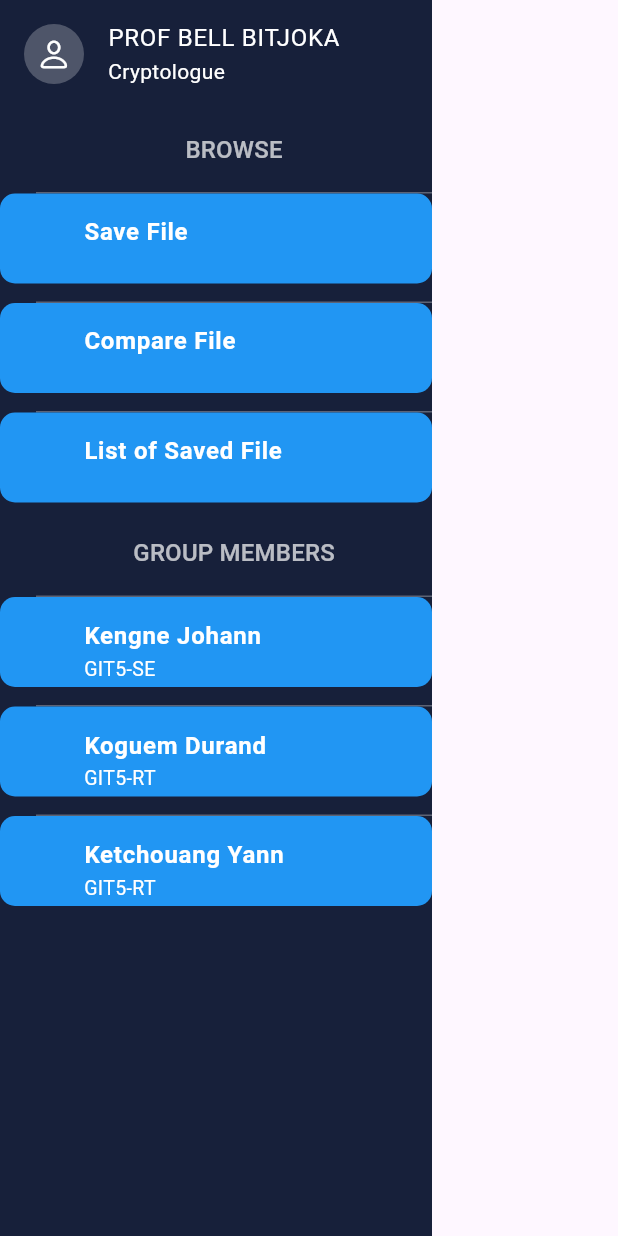
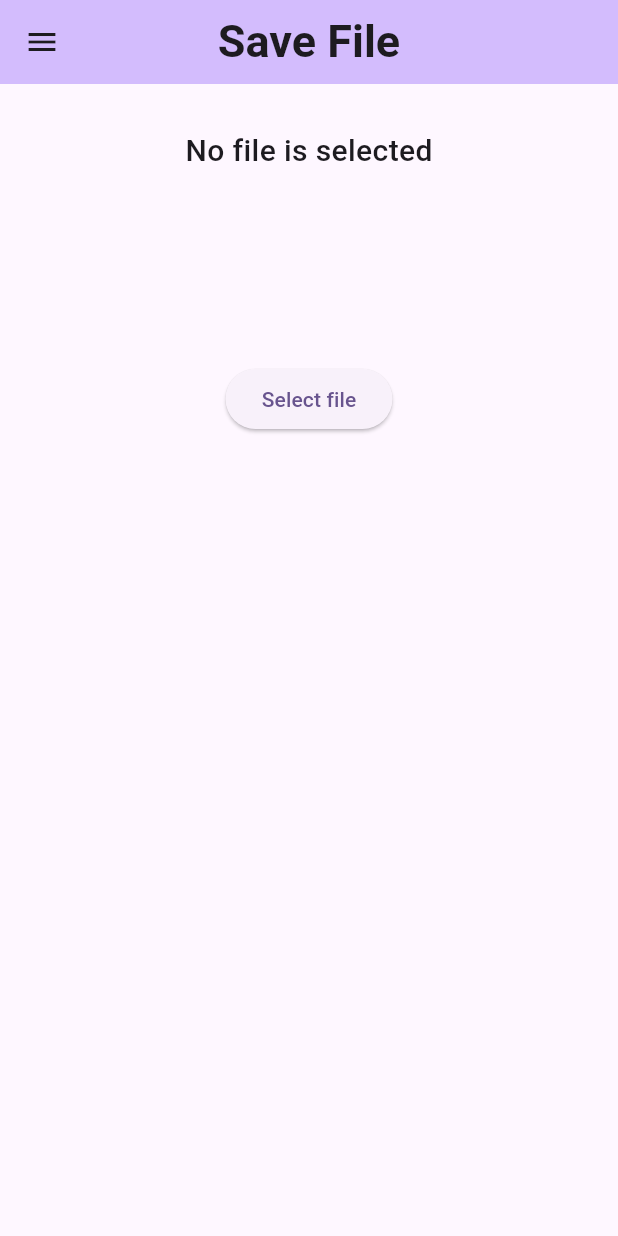
Before and after one commit to johannk237/Integrity, a Flutter app: the SideMenu widget shown alone on an empty page, opened directly, after a tap on "Save File", on a phone screen of 412 x 824 dp. Run offline on Flutter 3.47's test engine with Material 3 defaults, Android fonts, the phone set to English and light mode, and no system bars; our stand-ins replace file_picker, permission_handler.

```diff
--- a/lib/components/side_menu.dart
+++ b/lib/components/side_menu.dart
@@ -1,4 +1,7 @@
 import 'package:flutter/material.dart';
+import 'package:integrity/screens/compare_file.dart';
+import 'package:integrity/screens/list_saved_file.dart';
+import 'package:integrity/screens/save_file.dart';
 
 import 'info_card.dart';
 import 'side_menu_tile.dart';
@@ -13,11 +16,13 @@ class SideMenu extends StatefulWidget {
 class _SideMenuState extends State<SideMenu> {
   @override
   Widget build(BuildContext context) {
-    return Scaffold(
-      body: Container(
+    return Drawer(
+      child: Container(
         width: 288,
         height: double.infinity,
         color: const Color(0xFF17203A),
+        child: SingleChildScrollView(
+          scrollDirection: Axis.vertical,
           child: SafeArea(
             child: Column(
               children: [
@@ -30,17 +35,29 @@ class _SideMenuState extends State<SideMenu> {
                 ),
                 SideMenuTile(
                   menu: 'Save File',
-                press: () {  },
+                  press: () {
+                    Navigator.pop(context);
+                    Navigator.push(context, MaterialPageRoute(builder: (BuildContext context){
+                    return const SaveFile();}));
+                    },
                   submenu: '',
                 ),
                 SideMenuTile(
-                menu: 'Compare File',
-                press: () {  },
+                  menu: 'Compare Files',
+                  press: () {
+                    Navigator.pop(context);
+                    Navigator.push(context, MaterialPageRoute(builder: (BuildContext context){
+                    return const CompareFile();
+                  })); },
                   submenu: '',
                 ),
                 SideMenuTile(
-                menu: 'List of Saved File',
-                press: () {  },
+                  menu: 'List of Saved Files',
+                  press: () {
+                    Navigator.pop(context);
+                    Navigator.push(context, MaterialPageRoute(builder: (BuildContext context){
+                    return const ListSavedFile();
+                  })); },
                   submenu: '',
                 ),
                 Padding(
@@ -68,6 +85,7 @@ class _SideMenuState extends State<SideMenu> {
             ),
           ),
         ),
+      ),
     );
   }
 }
--- a/lib/components/side_menu_tile.dart
+++ b/lib/components/side_menu_tile.dart
@@ -13,13 +13,6 @@ class SideMenuTile extends StatelessWidget {
   Widget build(BuildContext context) {
     return Column(
       children: [
-        const Padding(
-          padding: EdgeInsets.only(left: 24.0),
-          child: Divider(
-            color: Colors.white30,
-            height: 1,
-          ),
-        ),
         Stack(
           children: [
             Positioned(
--- a/lib/home.dart
+++ b/lib/home.dart
@@ -5,6 +5,8 @@ import 'package:crypto/crypto.dart';
 import 'package:file_picker/file_picker.dart';
 import 'package:flutter/material.dart';
 import 'package:permission_handler/permission_handler.dart';
+
+import 'components/side_menu.dart';
 
 class MyHomePage extends StatefulWidget {
   const MyHomePage({super.key, required this.title});
@@ -17,7 +19,6 @@ class MyHomePage extends StatefulWidget {
 
 class _MyHomePageState extends State<MyHomePage> {
   File? _file;
-  String content = "";
 
   String hash() {
     List<int> bytes = utf8.encode(_file!.readAsBytesSync().toString());
@@ -40,6 +41,7 @@ class _MyHomePageState extends State<MyHomePage> {
   @override
   Widget build(BuildContext context) {
     return Scaffold(
+      drawer: const SideMenu(),
       appBar: AppBar(
         backgroundColor: Theme.of(context).colorScheme.inversePrimary,
         title: Text(widget.title, style: const TextStyle(fontSize: 30, fontWeight: FontWeight.bold),),
--- a/lib/main.dart
+++ b/lib/main.dart
@@ -1,7 +1,4 @@
 import 'package:flutter/material.dart';
-import 'package:integrity/components/navbar.dart';
-import 'package:integrity/components/side_menu.dart';
-import 'package:integrity/entry_point.dart';
 import 'package:integrity/home.dart';
 
 void main() {
@@ -20,7 +17,7 @@ class MyApp extends StatelessWidget {
         colorScheme: ColorScheme.fromSeed(seedColor: Colors.deepPurple),
         useMaterial3: true,
       ),
-      home: const EntryPoint(),
+      home: const MyHomePage(title: 'Integrity',),
     );
   }
 }
--- a/lib/screens/save_file.dart
+++ b/lib/screens/save_file.dart
@@ -0,0 +1,81 @@
+import 'dart:convert';
+import 'dart:io';
+
+import 'package:crypto/crypto.dart';
+import 'package:file_picker/file_picker.dart';
+import 'package:flutter/material.dart';
+import 'package:integrity/components/side_menu.dart';
+import 'package:permission_handler/permission_handler.dart';
+
+class SaveFile extends StatefulWidget {
+  const SaveFile({super.key});
+
+  @override
+  State<SaveFile> createState() => _SaveFileState();
+}
+
+class _SaveFileState extends State<SaveFile> {
+  File? _file;
+
+  String hash() {
+    List<int> bytes = utf8.encode(_file!.readAsBytesSync().toString());
+    String hash = sha256.convert(bytes).toString();
+    return hash;
+  }
+
+  getFile() async{
+    await Permission.storage.request();
+    FilePickerResult? result = await FilePicker.platform.pickFiles();
+
+    if (result != null){
+      final file = File(result.files.single.path!);
+      setState(() {
+        _file = file;
+      });
+    }
+  }
+  save(){
+
+  }
+
+  @override
+  Widget build(BuildContext context) {
+    return Scaffold(
+      drawer: const SideMenu(),
+      appBar: AppBar(
+        backgroundColor: Theme.of(context).colorScheme.inversePrimary,
+        title: const Text("Save File", style: TextStyle(fontSize: 30, fontWeight: FontWeight.bold),),
+        centerTitle: true,
+      ),
+      body: SingleChildScrollView(
+        scrollDirection: Axis.vertical,
+        child: Center(
+          child: Column(
+            mainAxisAlignment: MainAxisAlignment.center,
+            children: <Widget>[
+              const SizedBox(height: 30,),
+              Text(_file!=null?"File Name":"No file is selected", style: const TextStyle(fontSize: 20, fontWeight: FontWeight.w500),),
+              Text(_file!=null?_file!.path.split("/").last:"", style: const TextStyle(fontSize: 20)),
+              const SizedBox(height: 20,),
+              Text(_file!=null?"File Hash":"", style: const TextStyle(fontSize: 20, fontWeight: FontWeight.w500)),
+              Text(_file!=null?hash():"", style: const TextStyle(fontSize: 20)),
+              const SizedBox(height: 20,),
+              _file!=null?
+              ElevatedButton(
+                  onPressed: (){
+                    save();
+                  },
+                  child: const Text("save")):
+              ElevatedButton(
+                  onPressed: (){
+                    getFile();
+                  },
+                  child: const Text("Select file")),
+
+            ],
+          ),
+        ),
+      ),
+    );
+  }
+}
```
Also changed, not shown: lib/components/navbar.dart (deleted, +0 -67 lines), lib/screens/compare_file.dart (+129 -0 lines), lib/screens/list_saved_file.dart (+73 -0 lines). Lines whose indentation alone changed are shown as unchanged.
